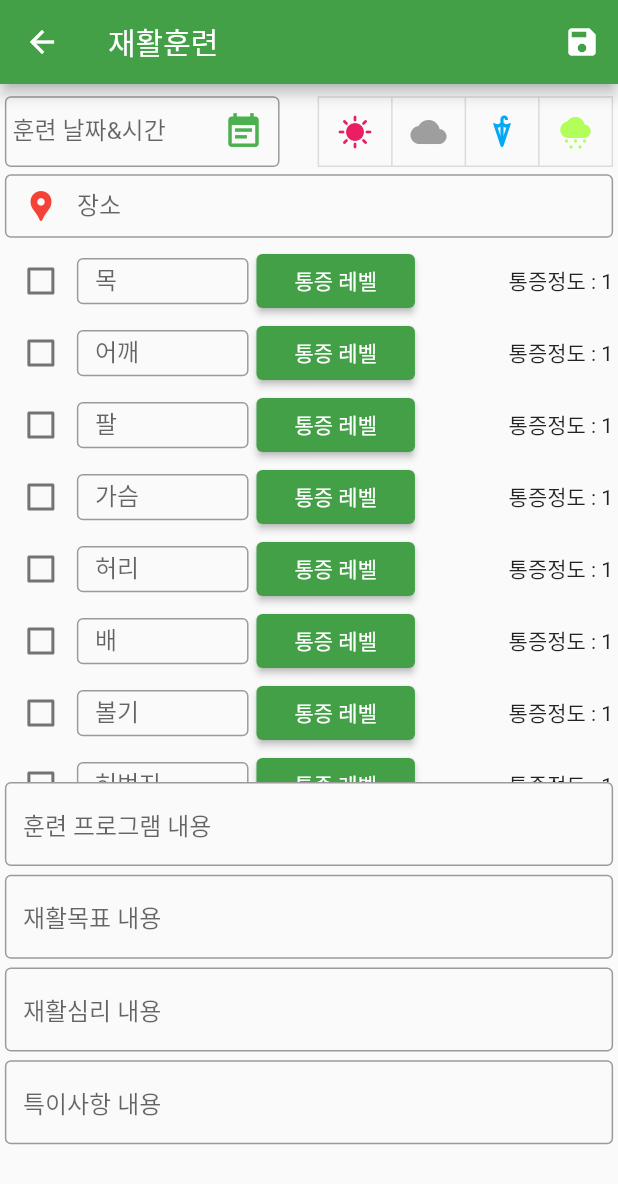
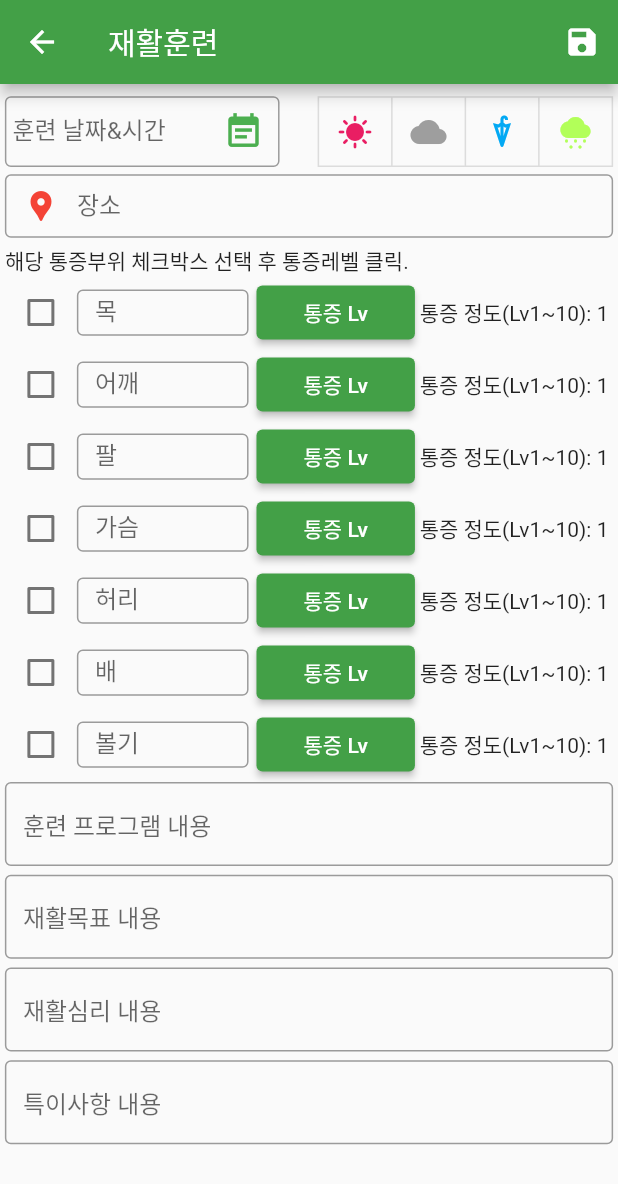
Before and after one commit to frida1230/underplay_soccer, a Flutter app: the Rehabpage screen opened directly, on a phone screen of 412 x 824 dp. Shown: the top 1184 px of the screen. Run offline on Flutter 3.47's test engine with Material 2 defaults, Android fonts, the phone set to English and light mode, and no system bars; drawn by our look-alikes of date_field; our stand-ins replace flutter_screenutil, syncfusion_flutter_calendar, webview_flutter; missing offline and left inert: flutter_material_pickers, flutter_state_notifier, scribble.

Commit message:
rehappage button설정 구현변경

```diff
--- a/lib/screens/DrawTacticspage.dart
+++ b/lib/screens/DrawTacticspage.dart
@@ -33,7 +33,7 @@ class _DrawTacticspage extends State<DrawTacticspage> {
         )]
       ),
       body: SingleChildScrollView(
-        child: SizedBox(
+        child: Container(
             height: MediaQuery.of(context).size.height * 2,
           child: Stack(
               children: [
@@ -53,10 +53,10 @@ class _DrawTacticspage extends State<DrawTacticspage> {
                       _buildStrokeToolbar(context),
                     ],
                   ),
-              )
+                ),
               ],
-          ),
-        ),
+
+          ),),
     ),
     );
   }
--- a/lib/screens/Rehabpage.dart
+++ b/lib/screens/Rehabpage.dart
@@ -54,6 +54,7 @@ class _rehabpageState extends State<Rehabpage> {
                         child: Column(
                           crossAxisAlignment: CrossAxisAlignment.start,
                           children: const <Widget>[
+                            Text('해당 통증부위 체크박스 선택 후 통증레벨 클릭.'),
                             Paincheckbox(type: '목',),
                             Paincheckbox(type: '어깨',),
                             Paincheckbox(type: '팔',),
--- a/lib/screens/Widget/Paincheckbox.dart
+++ b/lib/screens/Widget/Paincheckbox.dart
@@ -51,7 +51,7 @@ class _PaincheckboxState extends State<Paincheckbox> {
           SizedBox(
             width: 300.w,
             child: ElevatedButton(
-              child: const Text('통증 레벨'),
+              child: const Text('통증 Lv'),
               onPressed: () => showMaterialNumberPicker(
                 context: context,
                 title: '통증',
@@ -70,8 +70,8 @@ class _PaincheckboxState extends State<Paincheckbox> {
             ),
           ),
           Expanded(
-            child: Text('통증정도 : $_currentValue',
-              textAlign: TextAlign.right,
+            child: Text('통증 정도(Lv1~10): $_currentValue',
+              textAlign: TextAlign.center,
             ),
           ),
         ],
```
Lines whose indentation alone changed are shown as unchanged.
